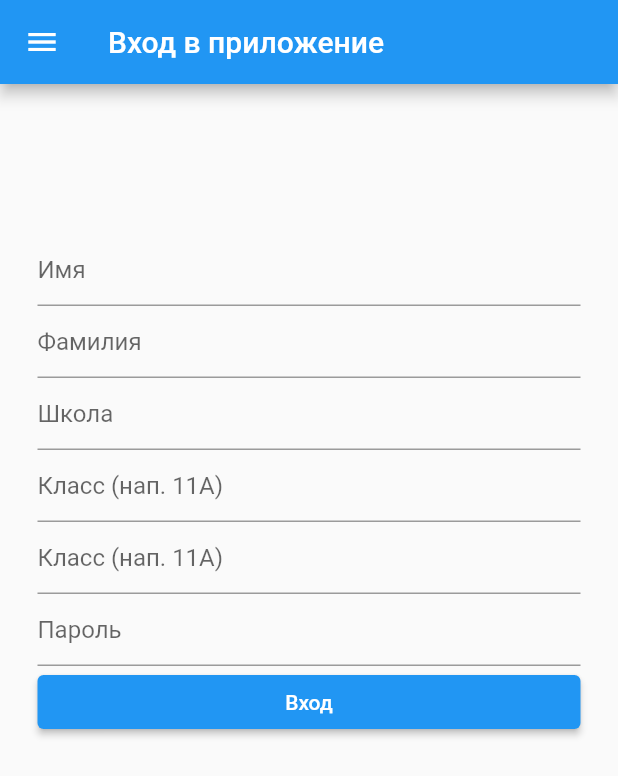
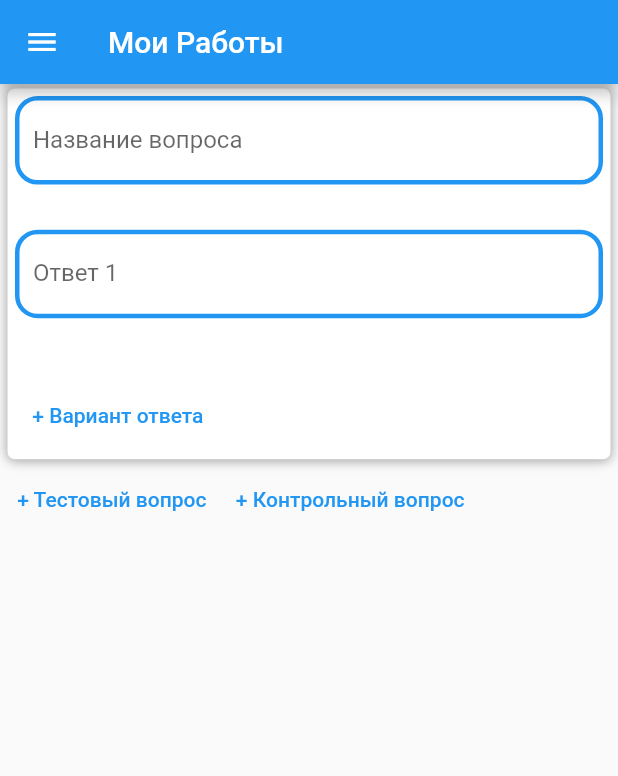
Before and after one commit to AndrewBalin/SchoolApp, a Flutter app: the DrawerStudent widget shown alone on an empty page, opened directly, after a tap on "Прогресс", on a phone screen of 412 x 824 dp. Shown: the top 776 px of the screen. Run offline on Flutter 3.47's test engine with Material 2 defaults, Android fonts, the phone set to English and light mode, and no system bars; our stand-ins replace fluttertoast; network calls fail.

Commit message:
Начат экран создвния интерактивной работы

```diff
--- /dev/null
+++ b/Application/lib/Screens/Teachers/test_create.dart
@@ -0,0 +1,44 @@
+import 'package:flutter/material.dart';
+import 'package:schooapp/Wigets/drawer.dart';
+import 'package:schooapp/Wigets/question_create.dart';
+import 'package:schooapp/Screens/Students/test_demo.dart';
+
+class TestCreate extends StatefulWidget {
+  final String title;
+
+  TestCreate({Key? key, required this.title}) : super(key: key);
+
+  @override
+  _TestCreateState createState() => _TestCreateState();
+}
+
+class _TestCreateState extends State<TestCreate> {
+  @override
+  Widget build(BuildContext context) {
+    Size size = MediaQuery.of(context).size;
+    return Scaffold(
+      appBar: AppBar(
+        title: Text("Мои Работы"),
+      ),
+      drawer: DrawerStudent(title: 'App',),
+      body: ListView(
+        children: [
+          new createQuestionCard(size: size),
+          Row(
+            children: [
+              TextButton(
+                onPressed: () {
+
+                },
+                child: Text(" + Тестовый вопрос"),),
+              TextButton(
+                onPressed: () {},
+                child: Text(" + Контрольный вопрос"),),
+            ],)
+        ],
+      )
+
+
+    );
+  }
+}
--- a/Application/lib/Wigets/drawer.dart
+++ b/Application/lib/Wigets/drawer.dart
@@ -3,7 +3,9 @@ import 'package:schooapp/Screens/Students/home_screen.dart';
 import 'package:schooapp/Screens/Students/notifications.dart';
 import 'package:schooapp/Screens/Students/grades.dart';
 import 'package:schooapp/Screens/Students/registration_screen.dart';
+import 'package:schooapp/Screens/Teachers/test.dart';
 import 'package:schooapp/data/Profile.dart';
+import 'package:schooapp/Screens/Teachers/test_create.dart';
 
 
 int _selectedDestination = 0;
@@ -118,7 +120,7 @@ class _DrawerState extends State<DrawerStudent> {
               selected: _selectedDestination == 3,
               onTap: () {
                 selectDestination(3);
-                Navigator.push(context, MaterialPageRoute(builder: (context) => LogIn(title: "",)));
+                Navigator.push(context, MaterialPageRoute(builder: (context) => TestCreate(title: "",)));
 
               }
             ),
@@ -126,7 +128,10 @@ class _DrawerState extends State<DrawerStudent> {
               leading: Icon(Icons.record_voice_over),
               title: Text('Учителя'),
               selected: _selectedDestination == 4,
-              onTap: () => selectDestination(4),
+              onTap: () {
+                selectDestination(4);
+                Navigator.push(context, MaterialPageRoute(builder: (context) => genBill()));
+                },
             ),
             ListTile(
               leading: Icon(Icons.people),
@@ -158,7 +163,7 @@ class _DrawerState extends State<DrawerStudent> {
             ),
             Padding(
               padding: const EdgeInsets.fromLTRB(16.0, 32.0, 0.0, 0.0),
-              child: Text("0.0.3"),
+              child: Text("Alpha 0.0.7"),
             ),
           ],
         ),
--- /dev/null
+++ b/Application/lib/Wigets/question_create.dart
@@ -0,0 +1,99 @@
+import 'package:flutter/material.dart';
+
+var x = 0.0;
+
+
+class createQuestionCard extends StatelessWidget {
+  const createQuestionCard({required this.size});
+
+  //final String newAnswer, questTrueAnswers, questCheck, questNewInput, questInput, questName;
+  final Size size;
+
+  //final _formKey = GlobalKey<FormState>();
+
+
+  @override
+  Widget build(BuildContext context) {
+    return Column(
+      children: [Container(
+      width: size.width * 0.98,
+      height: size.height * 0.30,
+      padding: EdgeInsets.all(5.0),
+      margin: EdgeInsets.fromLTRB(5.0, 3.0, 5.0, 3.0),
+      decoration: BoxDecoration(
+        color: Colors.white,
+        borderRadius: BorderRadius.circular(5),
+        boxShadow: [
+          BoxShadow(
+            color: Colors.grey,
+            offset: Offset(0.0, 1.0), //(x,y)
+            blurRadius: 6.0,
+          ),
+        ],
+      ),
+      child: /*Column(
+        mainAxisAlignment: MainAxisAlignment.spaceEvenly,
+        children: [*/
+      Stack(
+        children: [
+          Align(
+              alignment: Alignment.topLeft + Alignment(.2, 0),
+              child: TextFormField(validator: (value) {},
+                decoration: InputDecoration(
+                    labelText: 'Название вопроса',
+                    enabledBorder: OutlineInputBorder(
+                      borderSide: BorderSide(width: 3, color: Colors.blue),
+                      borderRadius: BorderRadius.circular(15),),
+                    focusedBorder: OutlineInputBorder(
+                      borderSide: BorderSide(width: 3, color: Colors.red),
+                      borderRadius: BorderRadius.circular(15),)
+                ),
+              )
+          ),
+
+          Align(
+              alignment: Alignment.center,
+              child:
+              Form(
+                child: Stack(
+                  children: [
+                    Align(
+                        child: TextFormField(validator: (value) {},
+                          decoration: InputDecoration(
+                              labelText: 'Ответ 1',
+                              enabledBorder: OutlineInputBorder(
+                                borderSide: BorderSide(width: 3, color: Colors.blue),
+                                borderRadius: BorderRadius.circular(15),),
+                              focusedBorder: OutlineInputBorder(
+                                borderSide: BorderSide(width: 3, color: Colors.red),
+                                borderRadius: BorderRadius.circular(15),)
+                          )
+                          )
+                  ),
+                    Align(
+                          alignment: Alignment.bottomLeft,
+                          child: TextButton(
+                            onPressed: () {
+                              x = x + 5;
+                            },
+                            child: Text(" + Вариант ответа"),),
+                    )
+
+                  ],
+                ),
+              )
+          ),
+          /*Align(
+            alignment: Alignment.topLeft + Alignment(.2, .8),
+            child: Text("$testDescription", style: TextStyle(fontSize: 12, color: Colors.grey),),
+          ),*/
+        ],
+      ),
+    ),
+
+      ]
+    );
+
+  }
+
+}
```
Also changed, not shown: Application/lib/Screens/Teachers/test.dart (added, +57 -0 lines).
